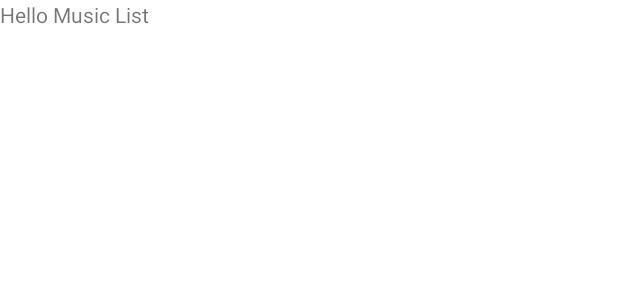
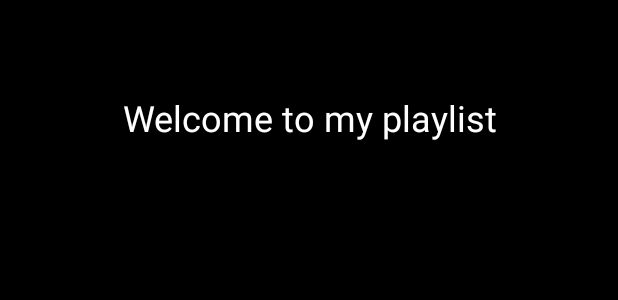
Before and after one commit to hunter4466/music_player, an Android app: the layout fragment_music_list.xml on its own in the app's theme, with its tools: preview values and no code run, on a phone screen of 412 x 824 dp. Shown: the top 300 px of the screen. Run offline under Robolectric (Android 15) with nearby library versions, the phone set to English and light mode, and no system bars.

Commit message:
Styling: Add some styling to navigation

```diff
--- a/app/src/main/java/com/ravnnerdery/musicplayer/MusicListFragment.kt
+++ b/app/src/main/java/com/ravnnerdery/musicplayer/MusicListFragment.kt
@@ -33,7 +33,8 @@ open class MusicListFragment : Fragment() {
             authorName = metaRetriever.extractMetadata(MediaMetadataRetriever.METADATA_KEY_ALBUM).toString()
             val titleName = metaRetriever.extractMetadata(MediaMetadataRetriever.METADATA_KEY_TITLE).toString()
             newButton.layoutParams = LinearLayout.LayoutParams(LinearLayout.LayoutParams.WRAP_CONTENT, ViewGroup.LayoutParams.WRAP_CONTENT)
-            newButton.text = elm
+            newButton.width = 1200
+            newButton.text = titleName
             newButton.setOnClickListener{
                 requireView().findNavController()
                     .navigate(MusicListFragmentDirections.actionMusicListFragmentToNowPlayingFragment(elm, titleName))
--- a/app/src/main/res/layout/fragment_music_list.xml
+++ b/app/src/main/res/layout/fragment_music_list.xml
@@ -4,23 +4,34 @@
     xmlns:tools="http://schemas.android.com/tools"
     android:layout_width="match_parent"
     android:layout_height="match_parent"
+    android:background="#000000"
     tools:context=".MusicListFragment">
 
     <!-- TODO: Update blank fragment layout -->
-    <TextView
-        android:id="@+id/textView"
-        android:layout_width="match_parent"
-        android:layout_height="match_parent"
-        android:text="Hello Music List" />
 
     <LinearLayout
         android:id="@+id/musicList"
         android:layout_width="313dp"
         android:layout_height="563dp"
+        android:layout_marginBottom="36dp"
         android:orientation="vertical"
-        app:layout_constraintBottom_toBottomOf="@+id/textView"
+        app:layout_constraintBottom_toBottomOf="parent"
         app:layout_constraintEnd_toEndOf="parent"
         app:layout_constraintStart_toStartOf="parent"
-        app:layout_constraintTop_toTopOf="@+id/textView"></LinearLayout>
+        app:layout_constraintTop_toBottomOf="@+id/textView" />
+
+    <TextView
+        android:id="@+id/textView"
+        android:layout_width="301dp"
+        android:layout_height="39dp"
+        android:text="Welcome to my playlist"
+        android:textAlignment="center"
+        android:textColor="#FFFFFF"
+        android:textSize="24sp"
+        app:layout_constraintBottom_toTopOf="@+id/musicList"
+        app:layout_constraintEnd_toEndOf="parent"
+        app:layout_constraintHorizontal_bias="0.5"
+        app:layout_constraintStart_toStartOf="parent"
+        app:layout_constraintTop_toTopOf="parent" />
 
 </androidx.constraintlayout.widget.ConstraintLayout>
--- a/app/src/main/res/navigation/navigation.xml
+++ b/app/src/main/res/navigation/navigation.xml
@@ -1,5 +1,6 @@
 <?xml version="1.0" encoding="utf-8"?>
 <navigation xmlns:android="http://schemas.android.com/apk/res/android"
+    android:theme="@android:style/Theme.Holo.NoActionBar.Fullscreen"
     xmlns:app="http://schemas.android.com/apk/res-auto"
     xmlns:tools="http://schemas.android.com/tools"
     android:id="@+id/navigation"
```
Also changed, not shown: app/src/main/res/layout/fragment_now_playing.xml (+4 -3 lines), 2 other files.
